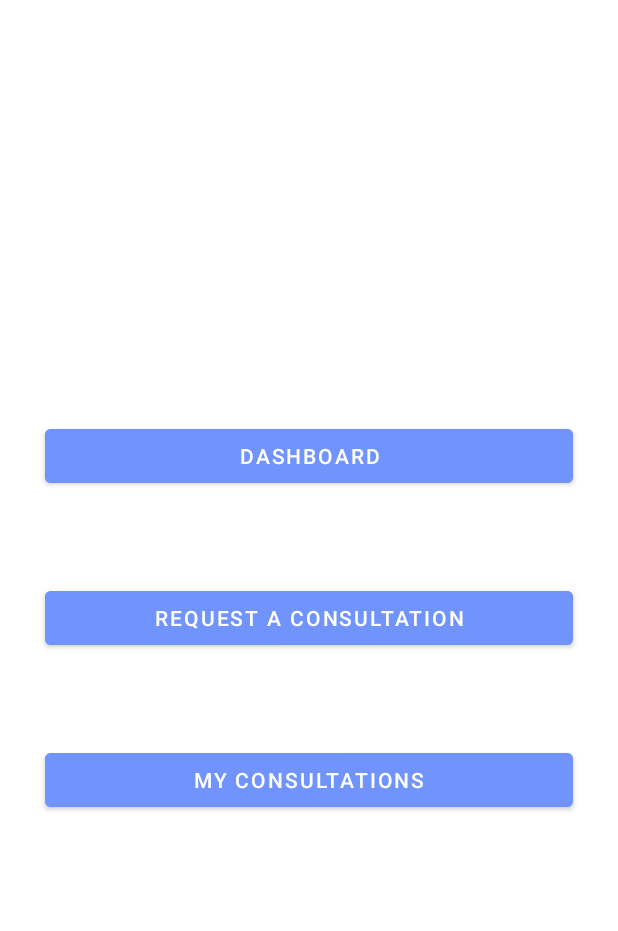
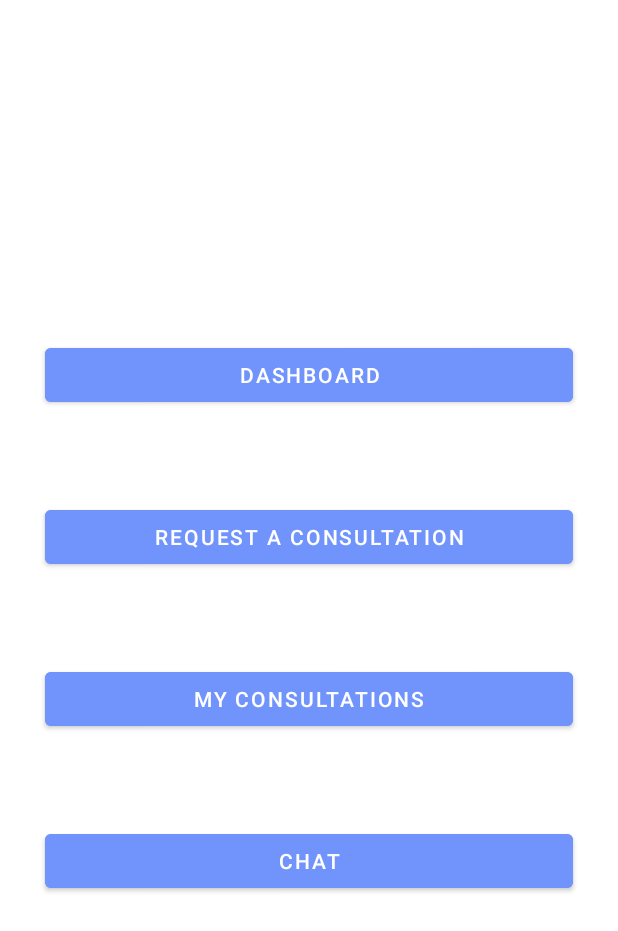
Before and after one commit to eduardnica/MedApp, an Android app: the FirstActivity screen opened directly, with no data from a screen before it, on a phone screen of 412 x 824 dp. Shown: the top 931 px of the screen. Run offline under Robolectric (Android 15) with nearby library versions, the phone set to English and light mode, and no system bars.

Commit message:
added chat button

```diff
--- a/app/src/main/java/csie/aplicatielicenta/FirstActivity.java
+++ b/app/src/main/java/csie/aplicatielicenta/FirstActivity.java
@@ -10,7 +10,7 @@ import com.google.android.material.button.MaterialButton;
 
 public class FirstActivity extends AppCompatActivity {
 
-    MaterialButton btnDashboard, btnMyConsultations, btnConsultation;
+    MaterialButton btnDashboard, btnMyConsultations, btnConsultation, btnChat;
 
     @Override
     protected void onCreate(Bundle savedInstanceState) {
@@ -20,6 +20,7 @@ public class FirstActivity extends AppCompatActivity {
         btnDashboard = findViewById(R.id.btnDashboard);
         btnMyConsultations = findViewById(R.id.btnMyConsultations);
         btnConsultation = findViewById(R.id.btnConsultation);
+        btnChat = findViewById(R.id.btnChat);
 
         btnDashboard.setOnClickListener(new View.OnClickListener() {
             @Override
@@ -45,6 +46,14 @@ public class FirstActivity extends AppCompatActivity {
             }
         });
 
+        btnChat.setOnClickListener(new View.OnClickListener() {
+            @Override
+            public void onClick(View view) {
+                Intent chat = new Intent(view.getContext(), ChatActivity.class);
+                startActivity(chat);
+            }
+        });
+
 
 
     }
--- a/app/src/main/res/layout/activity_first.xml
+++ b/app/src/main/res/layout/activity_first.xml
@@ -36,16 +36,14 @@
         android:backgroundTint="@color/myColor"
         android:layout_margin="30dp"
         />
-
-<!--    <com.google.android.material.button.MaterialButton-->
-<!--        android:id="@+id/ceva"-->
-<!--        android:layout_width="wrap_content"-->
-<!--        android:layout_height="wrap_content"-->
-<!--        android:layout_row="1"-->
-<!--        android:layout_column="1"-->
-<!--        android:layout_margin="20dp"-->
-<!--        android:backgroundTint="@color/myColor"-->
-<!--        android:text="ceva" />-->
+    <com.google.android.material.button.MaterialButton
+        android:layout_width="match_parent"
+        android:layout_height="wrap_content"
+        android:id="@+id/btnChat"
+        android:text="Chat"
+        android:backgroundTint="@color/myColor"
+        android:layout_margin="30dp"
+        />
 
 
 </LinearLayout>
--- a/app/src/main/res/layout/layout_consultations.xml
+++ b/app/src/main/res/layout/layout_consultations.xml
@@ -16,9 +16,8 @@
             android:layout_width="100dp"
             android:layout_height="100dp"
             android:layout_margin="10dp"
-            android:contentDescription="@string/app_name"
             android:padding="5dp"
-            android:src="@drawable/consultation_bk" />
+            android:src="@drawable/my_consultation_bk" />
 
         <!--Text View to display Course Name-->
         <TextView
```
Also changed, not shown: app/src/main/AndroidManifest.xml (+6 -3 lines), app/src/main/java/csie/aplicatielicenta/ChatActivity.java (added, +16 -0 lines), app/src/main/res/drawable-v24/consultation_background.xml (added, +21 -0 lines), app/src/main/res/layout/activity_chat.xml (added, +9 -0 lines), app/src/main/res/values/strings.xml (+5 -4 lines), app/src/main/res/drawable-v24/consultation_bk.png (added), app/src/main/res/drawable/my_consultation_bk.png (added).
